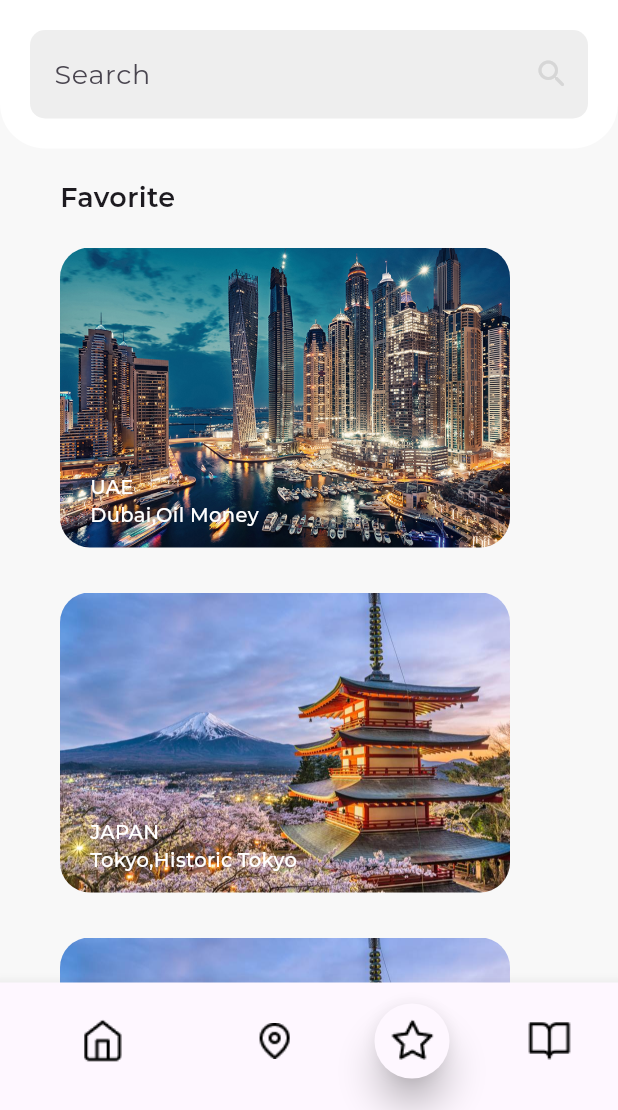
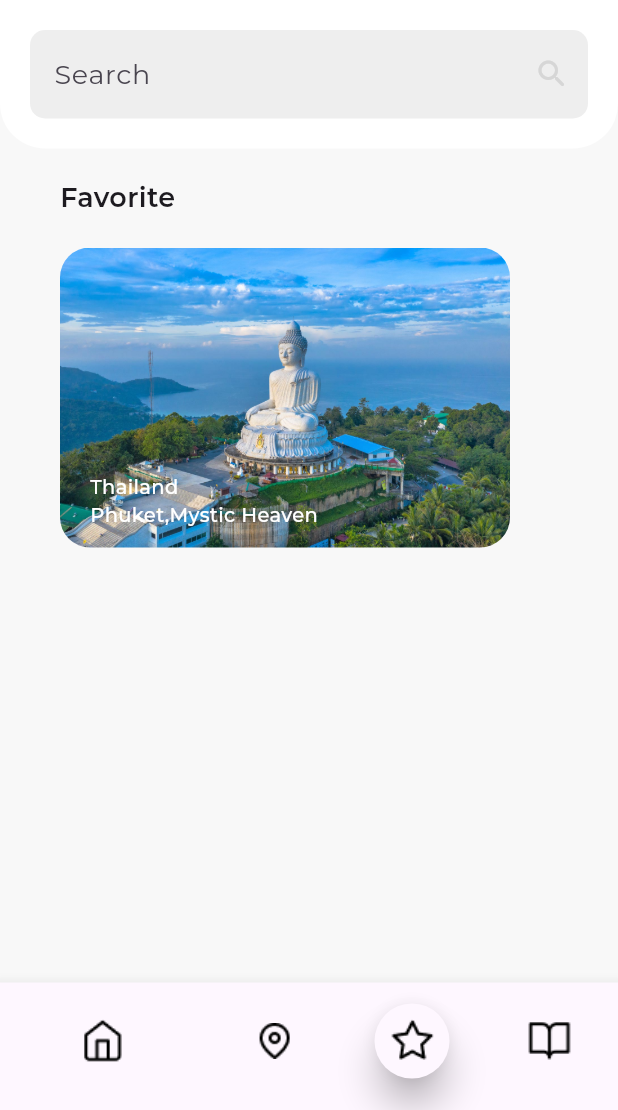
Before and after one commit to Raaz53/travel_app, a Flutter app: the HomePage screen opened directly, item 3 of the bottom bar chosen, on a phone screen of 412 x 824 dp, the part 126-1236 px from its top. Run offline on Flutter 3.47's test engine with Material 3 defaults, Android fonts, the phone set to English and light mode, and no system bars; our stand-ins replace carousel_slider, google_fonts.

Commit message:
new model created

```diff
--- a/lib/contents/destination_content_widget.dart
+++ b/lib/contents/destination_content_widget.dart
@@ -43,7 +43,7 @@ class _DestinationContentWidgetState extends State<DestinationContentWidget> {
                 children: [
                   Flexible(
                     child: travellingApp
-                        .destinationTopic(travellingApp.destination3Topic),
+                        .destinationTopic(travellingApp.tokyoTitle),
                   ),
                   IconButton(
                     onPressed: () => changeState(),
@@ -57,7 +57,7 @@ class _DestinationContentWidgetState extends State<DestinationContentWidget> {
                 ],
               ),
               travellingApp
-                  .destinationDescription(travellingApp.destination3Info),
+                  .destinationDescription(travellingApp.tokyoDescription),
             ],
           ),
         ),
--- a/lib/contents/favorite_content_widget.dart
+++ b/lib/contents/favorite_content_widget.dart
@@ -1,10 +1,13 @@
 import 'package:flutter/material.dart';
 import 'package:travel_application/widget/stacked_image_widget.dart';
 
+import '../models/destination_model.dart';
 import '../models/travelling_app.dart';
 
 class FavoriteContentWidget extends StatefulWidget {
-  const FavoriteContentWidget({super.key});
+  const FavoriteContentWidget({super.key, required this.favoriteList});
+
+  final List<DestinationModel> favoriteList;
 
   @override
   State<FavoriteContentWidget> createState() => _FavoriteContentWidgetState();
@@ -26,42 +29,14 @@ class _FavoriteContentWidgetState extends State<FavoriteContentWidget> {
             child: travellingApp.contentTopic('Favorite'),
           ),
           Expanded(
-            child: SingleChildScrollView(
-              child: Column(
-                mainAxisAlignment: MainAxisAlignment.spaceBetween,
-                crossAxisAlignment: CrossAxisAlignment.start,
-                children: [
-                  StackedImageWidget(
-                      destinationPicture: Image.asset(
-                        travellingApp.dubaiImage,
-                        fit: BoxFit.cover,
-                      ),
-                      country: travellingApp.destination1Topic,
-                      isExplore: false),
-                  const SizedBox(
-                    height: 30,
-                  ),
-                  StackedImageWidget(
-                      destinationPicture: Image.asset(
-                        travellingApp.tokyoImage,
-                        fit: BoxFit.cover,
-                      ), //travellingApp.place3,
-                      country: travellingApp.destination3Topic,
-                      isExplore: false),
-                  const SizedBox(
-                    height: 30,
-                  ),
-                  StackedImageWidget(
-                      destinationPicture: Image.asset(
-                        travellingApp.tokyoImage,
-                        fit: BoxFit.cover,
-                      ), //travellingApp.place3,
-                      country: travellingApp.destination3Topic,
-                      isExplore: false),
-                ],
-              ),
-            ),
-          ),
+              child: ListView.builder(
+                  itemCount: widget.favoriteList.length,
+                  shrinkWrap: true,
+                  itemBuilder: (context, index) {
+                    return StackedImageWidget(
+                        isExplore: false,
+                        destinationModel: widget.favoriteList[index]);
+                  })),
         ],
       ),
     );
--- a/lib/models/destination_model.dart
+++ b/lib/models/destination_model.dart
@@ -3,14 +3,12 @@ import 'dart:ui';
 class DestinationModel {
   final String destinationPicture;
   final String countryTitle;
-  final bool isExplore;
-  final int index;
+  final int? index;
   final String description;
 
   DestinationModel(
       {required this.destinationPicture,
       required this.countryTitle,
-      required this.isExplore,
-      required this.index,
+      this.index,
       required this.description});
 }
--- a/lib/models/travelling_app.dart
+++ b/lib/models/travelling_app.dart
@@ -89,15 +89,15 @@ class TravellingApp {
       "The outbreak of the coronavirus is having a big impact on tourism in Japan. The country's borders remain closed to international tourists, and there are no signs that the borders will be opened to considerable numbers of tourists in the near future.";
 
   //destination page contents
-  String destination1Topic = 'UAE \nDubai,Oil Money';
-  String destination1Info =
+  String dubaiTitle = 'UAE \nDubai,Oil Money';
+  String dubaiDescription =
       "Lorem Ipsum is simply dummy text of the printing and typesetting industry. Lorem Ipsum has been the industry's standard dummy text ever since the 1500s, when an unknown printer took a galley of type and scrambled it to make a type specimen book. It has survived not only five centuries, but also the leap into electronic typesetting, remaining essentially unchanged. It was popularised in the 1960s with the release of Letraset sheets containing Lorem Ipsum passages, and more recently with desktop publishing software like Aldus PageMaker including versions of Lorem Ipsum.";
-  String destination2Topic = 'Thailand \nPhuket,Mystic Heaven';
-  String destination2Info =
+  String phuketTitle = 'Thailand \nPhuket,Mystic Heaven';
+  String phuketDescription =
       "It is a long established fact that a reader will be distracted by the readable content of a page when looking at its layout. The point of using Lorem Ipsum is that it has a more-or-less normal distribution of letters, as opposed to using 'Content here, content here', making it look like readable English. Many desktop publishing packages and web page editors now use Lorem Ipsum as their default model text, and a search for 'lorem ipsum' will uncover many web sites still in their infancy. Various versions have evolved over the years, sometimes by accident, sometimes on purpose (injected humour and the like).";
 
-  String destination3Topic = 'JAPAN \nTokyo,Historic Tokyo';
-  String destination3Info =
+  String tokyoTitle = 'JAPAN \nTokyo,Historic Tokyo';
+  String tokyoDescription =
       "The site of Tokyo has been inhabited since ancient times; the small fishing village of Edo existed there for centuries. Edo’s development into a city did not occur until the Tokugawa period (1603–1867), when it became the capital of the Tokugawa shogunate. During this period, however, the imperial family remained in Kyōto, the ancient imperial capital. With the Meiji Restoration of 1868, which ended the shogunate, the capital was moved to Edo. The city was renamed Tokyo, meaning “eastern capital.” Edo had been Japan’s largest city since the 17th century.";
 
   String readingPageTitle =
--- a/lib/screen/home_page.dart
+++ b/lib/screen/home_page.dart
@@ -6,6 +6,7 @@ import 'package:travel_application/contents/destination_content_widget.dart';
 import 'package:travel_application/contents/reading_page_content.dart';
 
 import 'package:travel_application/contents/home_content_widget.dart';
+import 'package:travel_application/models/destination_model.dart';
 import 'package:travel_application/models/travelling_app.dart';
 import 'package:travel_application/widget/top_bar_widget.dart';
 
@@ -20,6 +21,38 @@ class HomePage extends StatefulWidget {
 
 class _HomePageState extends State<HomePage> {
   TravellingApp travellingApp = TravellingApp();
+
+  List<DestinationModel> places = [];
+  List<DestinationModel> favoriteList = [];
+
+  late DestinationModel dubai;
+  late DestinationModel phuket;
+  late DestinationModel tokyo;
+
+  @override
+  void initState() {
+    // TODO: implement initState
+    super.initState();
+    dubai = DestinationModel(
+        destinationPicture: travellingApp.dubaiImage,
+        countryTitle: travellingApp.dubaiTitle,
+        description: travellingApp.dubaiDescription);
+    phuket = DestinationModel(
+        destinationPicture: travellingApp.phuketImage,
+        countryTitle: travellingApp.phuketTitle,
+        description: travellingApp.phuketDescription);
+    tokyo = DestinationModel(
+        destinationPicture: travellingApp.tokyoImage,
+        countryTitle: travellingApp.tokyoTitle,
+        description: travellingApp.tokyoDescription);
+
+    places.add(dubai);
+    places.add(phuket);
+    places.add(tokyo);
+
+    favoriteList.add(phuket);
+  }
+
   int currentIndex = 0;
   bool isSelected = true;
   @override
@@ -34,10 +67,14 @@ class _HomePageState extends State<HomePage> {
           Expanded(
             child: IndexedStack(
               index: currentIndex,
-              children: const [
-                HomeContentWidget(),
+              children: [
+                HomeContentWidget(
+                  places: places,
+                ),
                 DestinationContentWidget(),
-                FavoriteContentWidget(),
+                FavoriteContentWidget(
+                  favoriteList: favoriteList,
+                ),
                 ReadingPageContent(),
               ],
             ),
@@ -75,12 +112,12 @@ class _HomePageState extends State<HomePage> {
       {required Image displayIcon, required int index}) {
     return BottomNavigationBarItem(
         label: '',
-        icon: Container(
+        icon: SizedBox(
           height: 50,
           child: currentIndex == index
               ? Material(
                   elevation: 10.0,
-                  borderRadius: BorderRadius.all(Radius.circular(50)),
+                  borderRadius: const BorderRadius.all(Radius.circular(50)),
                   child: displayIcon,
                 )
               : displayIcon,
--- a/lib/widget/stacked_image_widget.dart
+++ b/lib/widget/stacked_image_widget.dart
@@ -1,15 +1,12 @@
 import 'package:flutter/material.dart';
 import 'package:google_fonts/google_fonts.dart';
+import 'package:travel_application/models/destination_model.dart';
 
 class StackedImageWidget extends StatefulWidget {
   const StackedImageWidget(
-      {super.key,
-      required this.destinationPicture,
-      required this.country,
-      required this.isExplore});
-  final Image destinationPicture;
-  final String country;
+      {super.key, required this.isExplore, this.destinationModel});
 
+  final DestinationModel? destinationModel;
   final bool isExplore;
 
   @override
@@ -26,13 +23,16 @@ class _StackedImageWidgetState extends State<StackedImageWidget> {
           width: widget.isExplore ? 238 : 300,
           child: ClipRRect(
               borderRadius: const BorderRadius.all(Radius.circular(20)),
-              child: widget.destinationPicture),
+              child: Image.asset(
+                widget.destinationModel!.destinationPicture,
+                fit: BoxFit.cover,
+              )),
         ),
         Positioned(
           top: widget.isExplore ? 100 : 150,
           left: 20,
           child: Text(
-            widget.country,
+            widget.destinationModel!.countryTitle,
             style: GoogleFonts.montserrat(
                 fontWeight: FontWeight.w500, fontSize: 13, color: Colors.white),
           ),
```
Also changed, not shown: lib/contents/home_content_widget.dart (+19 -33 lines).
